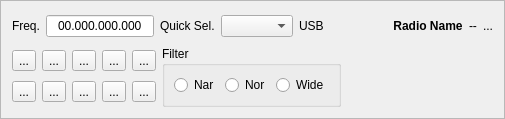
First picture: the form in mqt/MqtLogger/rigcontrolframe.ui, repository zsteva/backup-minos2, before the edit.
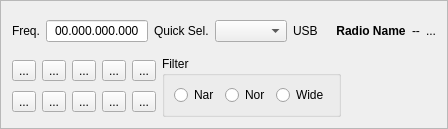
Second picture: the form after the edit. Custom widgets are drawn as their Qt base class.

Patch:
```diff
--- a/mqt/MqtLogger/rigcontrolframe.ui
+++ b/mqt/MqtLogger/rigcontrolframe.ui
@@ -6,8 +6,8 @@
    <rect>
     <x>0</x>
     <y>0</y>
-    <width>505</width>
-    <height>115</height>
+    <width>448</width>
+    <height>120</height>
    </rect>
   </property>
   <property name="windowTitle">
@@ -19,13 +19,13 @@
   <property name="frameShadow">
    <enum>QFrame::Raised</enum>
   </property>
-  <layout class="QHBoxLayout" name="horizontalLayout_5">
+  <layout class="QHBoxLayout" name="horizontalLayout">
    <item>
     <layout class="QVBoxLayout" name="verticalLayout">
      <item>
-      <layout class="QHBoxLayout" name="horizontalLayout">
+      <layout class="QHBoxLayout" name="horizontalLayout_7">
        <item>
-        <layout class="QHBoxLayout" name="horizontalLayout_4">
+        <layout class="QHBoxLayout" name="horizontalLayout_5">
          <item>
           <widget class="QLabel" name="freqlblA">
            <property name="font">
@@ -84,8 +84,8 @@
          </property>
          <property name="sizeHint" stdset="0">
           <size>
-           <width>48</width>
-           <height>28</height>
+           <width>18</width>
+           <height>38</height>
           </size>
          </property>
         </spacer>
@@ -235,8 +235,8 @@
          </property>
          <property name="sizeHint" stdset="0">
           <size>
-           <width>40</width>
-           <height>20</height>
+           <width>478</width>
+           <height>52</height>
           </size>
          </property>
         </spacer>
```
Left out of the diff: 53 changed lines with no effect on the pictures.
